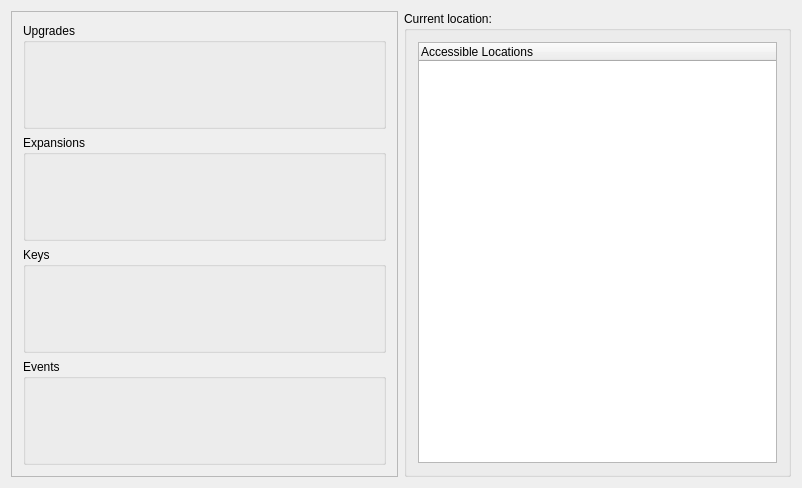
This is randovania/gui/tracker_window.ui in randovania/randovania as Qt 5 draws it before an edit. The edited form follows.
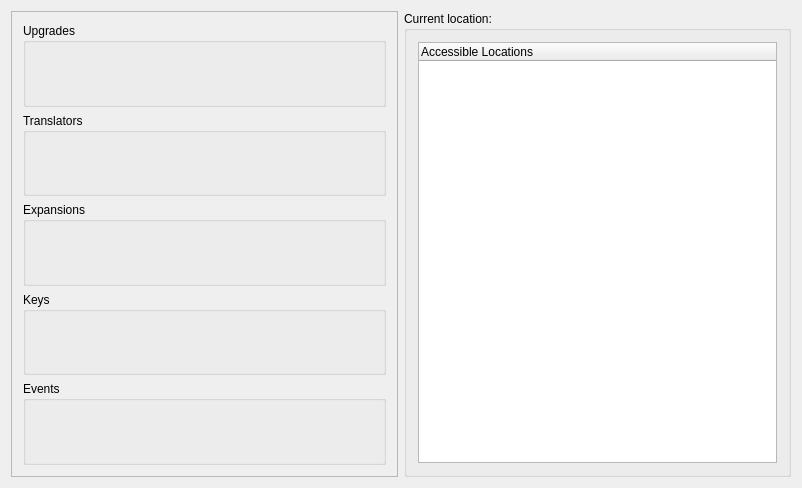
This is the edited form.

Commit message: Use grids for TrackerWindow

The edit to the form file:
```diff
--- a/randovania/gui/tracker_window.ui
+++ b/randovania/gui/tracker_window.ui
@@ -59,7 +59,15 @@
           <property name="title">
            <string>Upgrades</string>
           </property>
-          <layout class="QVBoxLayout" name="upgrades_layout"/>
+          <layout class="QGridLayout" name="upgrades_layout"/>
+         </widget>
+        </item>
+        <item>
+         <widget class="QGroupBox" name="translators_box">
+          <property name="title">
+           <string>Translators</string>
+          </property>
+          <layout class="QGridLayout" name="translators_layout"/>
          </widget>
         </item>
         <item>
@@ -67,7 +75,7 @@
           <property name="title">
            <string>Expansions</string>
           </property>
-          <layout class="QVBoxLayout" name="expansions_layout"/>
+          <layout class="QGridLayout" name="expansions_layout"/>
          </widget>
         </item>
         <item>
@@ -75,7 +83,7 @@
           <property name="title">
            <string>Keys</string>
           </property>
-          <layout class="QVBoxLayout" name="keys_layout"/>
+          <layout class="QGridLayout" name="keys_layout"/>
          </widget>
         </item>
         <item>
```
The commit also changes 1 other file.
